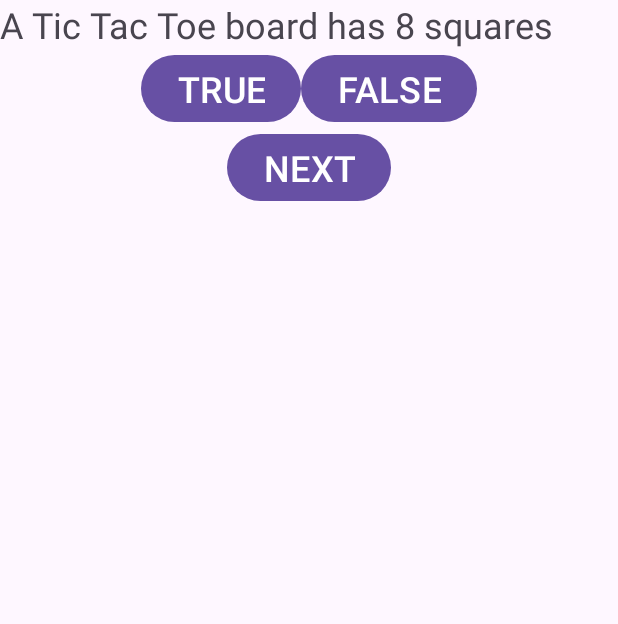
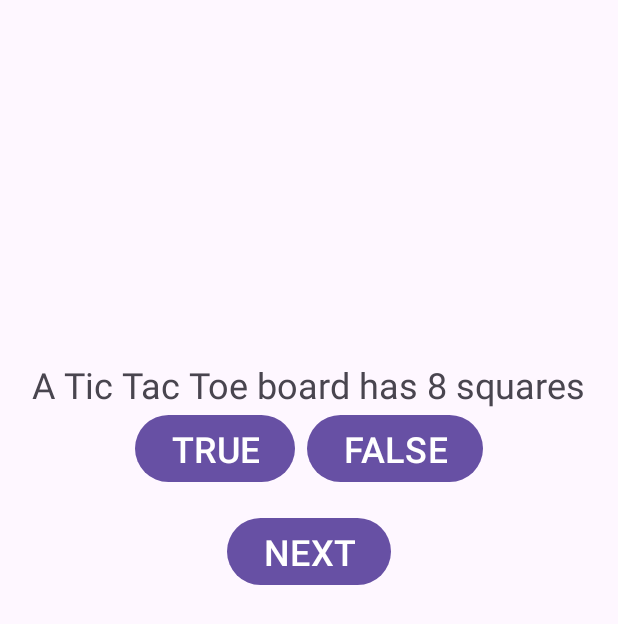
Before and after one commit to cjmandra-bcps/tictactoeQuizAppCM25, an Android app: the screen it shows after launch (MainActivity), after a tap on "TRUE", on a phone screen of 412 x 824 dp. Shown: the top 624 px of the screen. Run offline under Robolectric (Android 15) with nearby library versions, the phone set to English and light mode, and no system bars.

Commit message:
Fixed layout using maginbs and added gravity - scoring is wrong still

```diff
--- a/app/src/main/java/com/baltimorecityschools/tictactoequizappcm25/MainActivity.java
+++ b/app/src/main/java/com/baltimorecityschools/tictactoequizappcm25/MainActivity.java
@@ -58,7 +58,7 @@ public class MainActivity extends AppCompatActivity {
                 qMsg = "INCORRECT";
             }
 
-
+            System.out.println("true msg: " + qMsg + "score: " + score);
 
 
             Toast myToast = Toast.makeText(MainActivity.this, qMsg, duration);
@@ -76,9 +76,10 @@ public class MainActivity extends AppCompatActivity {
                 } else {
                     qMsg = "INCORRECT";
                 }
+                System.out.println("false msg: " + qMsg + "score: " + score);
 
 
-            Toast myToast = Toast.makeText(MainActivity.this, qMsg, duration);
+                Toast myToast = Toast.makeText(MainActivity.this, qMsg, duration);
             myToast.show();
             }
         });
@@ -91,8 +92,10 @@ public class MainActivity extends AppCompatActivity {
                currentQ = questions[currentIndex];
                questionTV.setText(currentQ.getqPrompt());
 
+               System.out.println("next msg index: " + currentIndex + "score: " + score);
+
                }else{
-
+                   System.out.println(" post next msg index: " + currentIndex + "score: " + score);
 //            Toast myToast = Toast.makeText(MainActivity.this, qMsg, duration);
 //            myToast.show();
 
--- a/app/src/main/res/layout/activity_main.xml
+++ b/app/src/main/res/layout/activity_main.xml
@@ -1,28 +1,31 @@
 <?xml version="1.0" encoding="utf-8"?>
-<LinearLayout android:layout_height="match_parent"
+<LinearLayout
+    xmlns:android="http://schemas.android.com/apk/res/android"
+    android:layout_height="match_parent"
     android:layout_width="match_parent"
     android:orientation="vertical"
-    android:layout_gravity="center"
-    xmlns:android="http://schemas.android.com/apk/res/android">
+    android:layout_gravity="center">
 
     <TextView
-        android:layout_width="match_parent"
+        android:id="@+id/questionTV"
+        android:layout_width="wrap_content"
         android:layout_height="wrap_content"
-
+android:layout_gravity="center_horizontal"
         android:text="A Tic Tac Toe board has 8 squares"
-        android:id="@+id/questionTV"
         android:textSize="24sp"
+        android:layout_marginTop="240dp"
         />
     <LinearLayout android:layout_width="wrap_content"
         android:layout_height="wrap_content"
         android:orientation="horizontal"
-        android:layout_gravity="center">
+        android:layout_gravity="center_horizontal">
 
         <Button android:layout_width="wrap_content"
             android:layout_height="wrap_content"
             android:text="TRUE"
             android:id="@+id/trueBTN"
             android:textSize="24sp"
+            android:layout_marginEnd="8dp"
 
             />
         <Button
@@ -37,9 +40,11 @@
      <Button
         android:layout_width="wrap_content"
         android:layout_height="wrap_content"
-         android:layout_gravity="center"
+         android:layout_gravity="center_horizontal"
         android:text="NEXT"
         android:id="@+id/finishedBTN"
         android:textSize="24sp"
+         android:layout_marginTop="16dp
+"
         />
     </LinearLayout>
```
Also changed, not shown: app/src/main/res/layout/activity_score.xml (+5 -2 lines).
